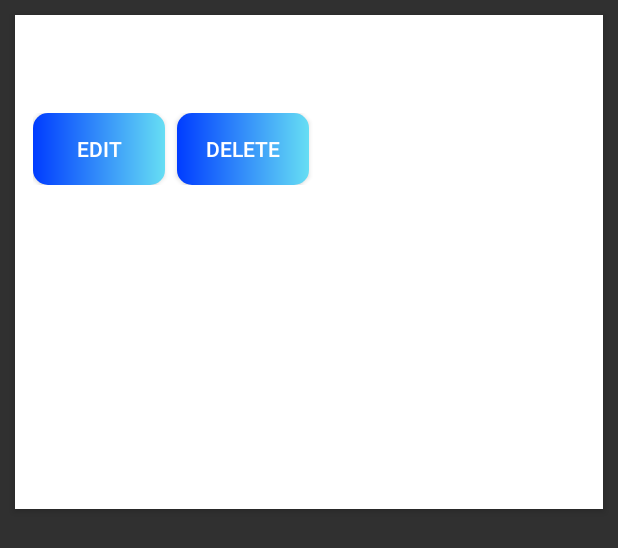
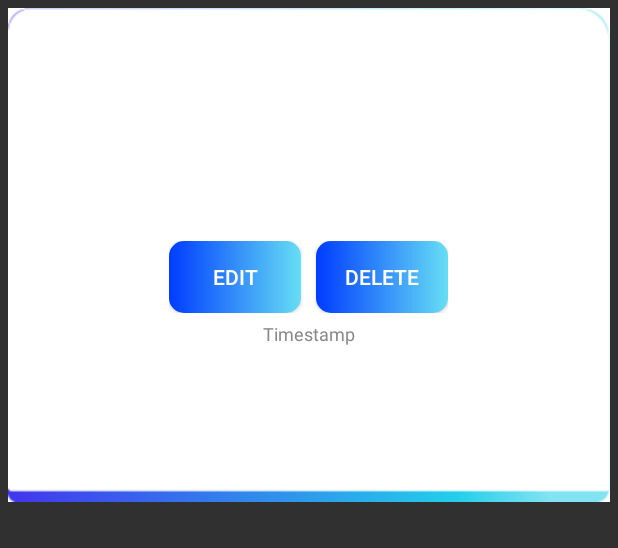
Before and after one commit to IkhwaTeam/FinalYearProject, an Android app: the layout item_notification_admin.xml on its own in the app's theme, with its tools: preview values and no code run, on a phone screen of 412 x 824 dp. Shown: the top 548 px of the screen. Run offline under Robolectric (Android 15) with nearby library versions, the phone set to English and light mode, and no system bars.

Commit message:
Notification sendind by admin and database to both user stu and teacher  teacher panel changes  next kam notification ka  notification  task

```diff
--- a/app/src/main/java/com/example/ikhwa/TeacherAdapter.java
+++ b/app/src/main/java/com/example/ikhwa/TeacherAdapter.java
@@ -29,7 +29,7 @@ public class TeacherAdapter extends RecyclerView.Adapter<TeacherAdapter.TeacherV
     @Override
     public void onBindViewHolder(@NonNull TeacherViewHolder holder, int position) {
         TeacherDetails teacher = teacherList.get(position);
-        holder.nameTextView.setText(teacher.getName());  // Bind only the teacher's name
+        holder.nameTextView.setText(teacher.getName());  // Bind teacher's name
     }
 
     @Override
@@ -42,7 +42,7 @@ public class TeacherAdapter extends RecyclerView.Adapter<TeacherAdapter.TeacherV
 
         public TeacherViewHolder(@NonNull View itemView) {
             super(itemView);
-            nameTextView = itemView.findViewById(R.id.teacher_name); // Make sure this ID matches
+            nameTextView = itemView.findViewById(R.id.teacher_name); // Ensure this matches
         }
     }
 }
--- a/app/src/main/res/layout/activity_notifications.xml
+++ b/app/src/main/res/layout/activity_notifications.xml
@@ -89,7 +89,7 @@
         android:theme="@style/CustomSpinnerTheme" />
 
     <Button
-        android:id="@+id/btnSendNotification"
+        android:id="@+id/btn_send_notification"
         android:layout_width="180dp"
         android:textSize="16sp"
         android:textStyle="bold"
--- a/app/src/main/res/layout/item_notification_admin.xml
+++ b/app/src/main/res/layout/item_notification_admin.xml
@@ -1,52 +1,57 @@
 <?xml version="1.0" encoding="utf-8"?>
 <LinearLayout xmlns:android="http://schemas.android.com/apk/res/android"
+    android:orientation="vertical"
+    android:background="@drawable/g_out"
+    android:padding="16dp"
+    android:layout_margin="5dp"
     android:layout_width="match_parent"
-    android:layout_height="wrap_content"
-    android:background="@drawable/g_out"
-    android:orientation="vertical"
-    android:padding="12dp"
-    android:layout_marginTop="10dp"
-    android:layout_marginBottom="5dp"
-    android:layout_marginHorizontal="10dp"
-    android:backgroundTint="@color/white"
-    android:elevation="3dp">
+    android:gravity="center"
+    android:layout_height="wrap_content">
 
     <TextView
         android:id="@+id/tvTitle"
+        android:textStyle="bold"
+        android:textSize="16sp"
         android:layout_width="wrap_content"
-        android:layout_height="wrap_content"
-        android:text="Title"
-        android:textStyle="bold"
-        android:textSize="16sp" />
+        android:layout_height="wrap_content"/>
 
     <TextView
         android:id="@+id/tvDescription"
+        android:layout_marginTop="4dp"
+        android:textSize="14sp"
         android:layout_width="wrap_content"
-        android:layout_height="wrap_content"
-        android:text="Description"
-        android:textSize="14sp"
-        android:layout_marginTop="4dp"
-        android:layout_marginBottom="8dp" />
+        android:layout_height="wrap_content"/>
 
     <LinearLayout
-        android:layout_width="match_parent"
-        android:layout_height="wrap_content"
-        android:orientation="horizontal">
+        android:orientation="horizontal"
+        android:layout_marginTop="6dp"
+        android:layout_width="wrap_content"
+        android:layout_height="wrap_content">
 
         <Button
             android:id="@+id/btnEdit"
+            android:text="Edit"
             android:layout_width="wrap_content"
-            android:layout_height="wrap_content"
-            android:text="Edit"
-
-            android:background="@drawable/view_bg"/>
+            android:background="@drawable/view_bg"
+            android:layout_height="wrap_content"/>
 
         <Button
             android:id="@+id/btnDelete"
+            android:text="Delete"
+            android:layout_marginStart="10dp"
             android:layout_width="wrap_content"
-            android:layout_height="wrap_content"
-            android:text="Delete"
             android:background="@drawable/view_bg"
-            android:layout_marginStart="8dp" />
+            android:layout_height="wrap_content"/>
+
+
     </LinearLayout>
+    <TextView
+        android:id="@+id/tvTimestamp"
+        android:layout_width="wrap_content"
+        android:layout_height="wrap_content"
+        android:text="Timestamp"
+        android:textSize="12sp"
+        android:textColor="#888888"
+        android:layout_marginTop="5dp"/>
+
 </LinearLayout>
--- a/app/src/main/res/layout/teacher_home.xml
+++ b/app/src/main/res/layout/teacher_home.xml
@@ -6,6 +6,7 @@
     android:layout_height="match_parent"
     android:background="#FDFDFD"
     tools:context=".Teacher_home">
+
 
     <LinearLayout
         android:layout_width="match_parent"
@@ -210,4 +211,5 @@
 
     </LinearLayout>
 
+
 </ScrollView>
--- a/app/src/main/res/values/strings.xml
+++ b/app/src/main/res/values/strings.xml
@@ -1,3 +1,9 @@
 <resources>
     <string name="app_name">Ikhwa</string>
+    <string-array name="recipients_array">
+        <item>Student</item>
+        <item>Teacher</item>
+        <item>All</item>
+    </string-array>
+
 </resources>
```
Also changed, not shown: app/src/main/java/com/example/ikhwa/NotificationsActivity.java (+79 -73 lines), app/src/main/java/com/example/ikhwa/Teacher_home.java (+24 -4 lines).
